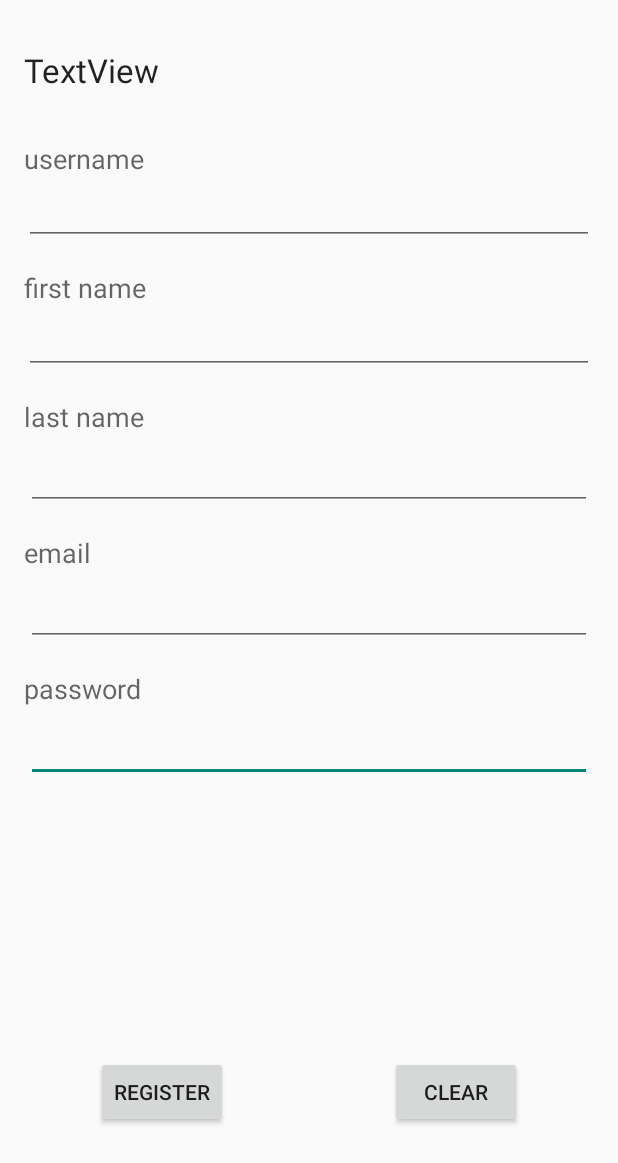
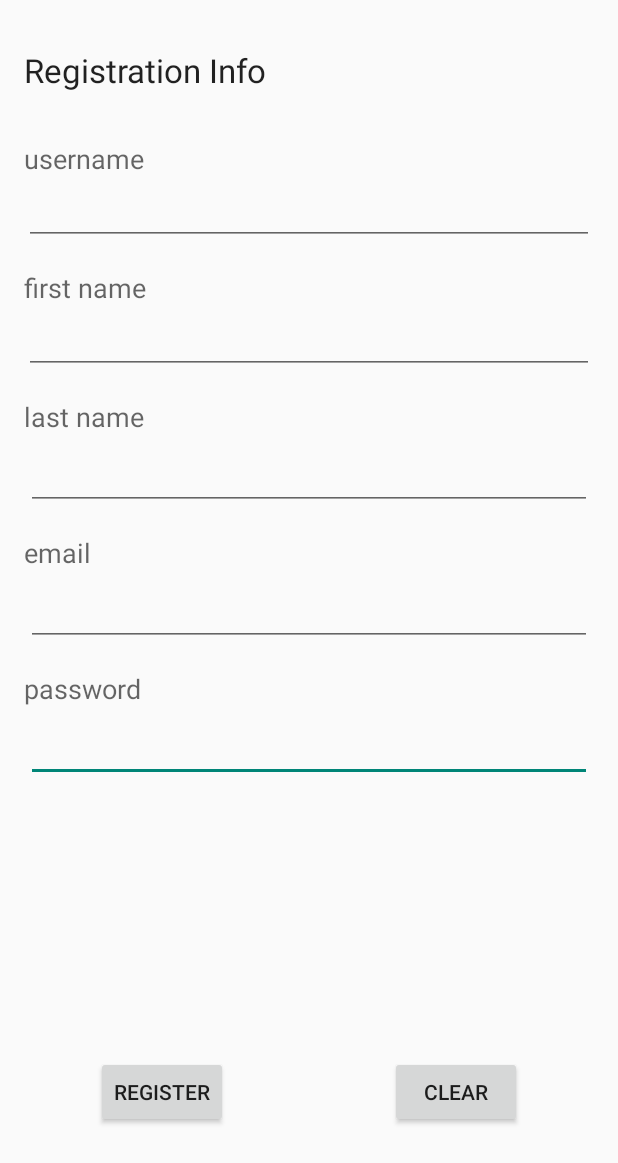
Before and after one commit to McGill-ECSE321-Fall2020/project-group-07, an Android app: the RegistrationActivity screen opened directly, with no data from a screen before it, on a phone screen of 412 x 824 dp. Shown: the top 1163 px of the screen. Run offline under Robolectric (Android 15) with nearby library versions, the phone set to English and light mode, and no system bars; our stand-ins replace RxJava; network calls fail.

Commit message:
fixed registration page header

```diff
--- a/android-frontend/app/src/main/res/layout/activity_registration_page.xml
+++ b/android-frontend/app/src/main/res/layout/activity_registration_page.xml
@@ -120,7 +120,7 @@
         android:layout_marginStart="16dp"
         android:layout_marginLeft="16dp"
         android:layout_marginTop="32dp"
-        android:text="TextView"
+        android:text="Registration Info"
         android:textAppearance="@style/TextAppearance.AppCompat.Large"
         app:layout_constraintStart_toStartOf="parent"
         app:layout_constraintTop_toTopOf="parent" />
```
Also changed, not shown: 1 other file.
